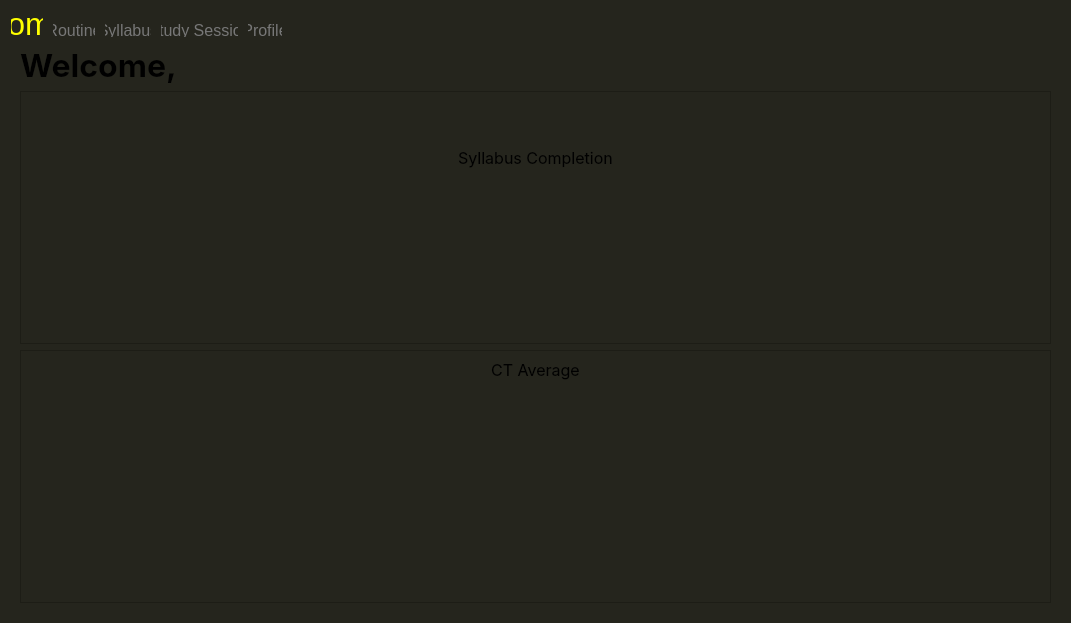
First picture: the form in frontend_folder/uipy/homepageWidget.ui, repository Saadman-Saif/Smart_Academic_Progress_Syllabus_Tracker, before the edit.
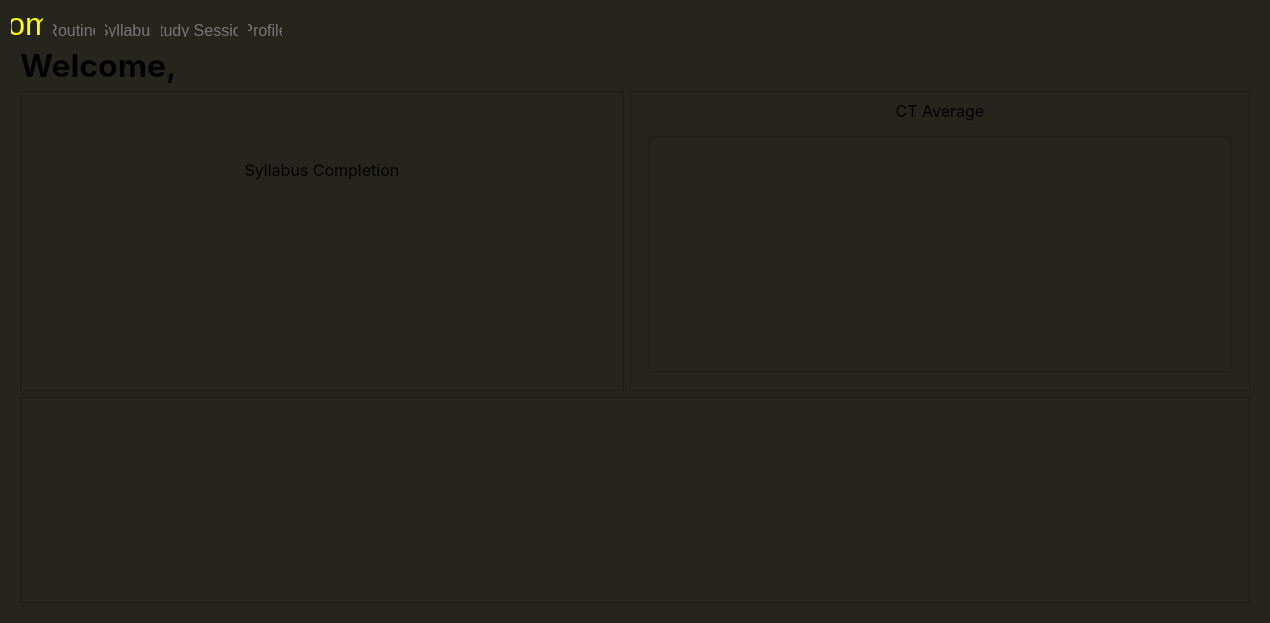
Second picture: the form after the edit. Icons and pictures are not drawn.

Diff of the .ui file:
```diff
--- a/frontend_folder/uipy/homepageWidget.ui
+++ b/frontend_folder/uipy/homepageWidget.ui
@@ -6,7 +6,7 @@
    <rect>
     <x>0</x>
     <y>0</y>
-    <width>1071</width>
+    <width>1270</width>
     <height>623</height>
    </rect>
   </property>
@@ -86,11 +86,11 @@
       <attribute name="title">
        <string>Home</string>
       </attribute>
-      <layout class="QVBoxLayout" name="verticalLayout_8">
-       <item>
+      <layout class="QGridLayout" name="gridLayout">
+       <item row="0" column="0">
         <widget class="QLabel" name="welcomeUserLabel">
          <property name="sizePolicy">
-          <sizepolicy hsizetype="Preferred" vsizetype="Preferred">
+          <sizepolicy hsizetype="Preferred" vsizetype="Minimum">
            <horstretch>0</horstretch>
            <verstretch>0</verstretch>
           </sizepolicy>
@@ -107,18 +107,24 @@
          </property>
         </widget>
        </item>
-       <item>
+       <item row="1" column="0">
         <widget class="QFrame" name="syllabusCompletionFrame">
          <property name="sizePolicy">
-          <sizepolicy hsizetype="Preferred" vsizetype="Preferred">
+          <sizepolicy hsizetype="Minimum" vsizetype="Preferred">
            <horstretch>1</horstretch>
-           <verstretch>1</verstretch>
+           <verstretch>2</verstretch>
           </sizepolicy>
          </property>
+         <property name="minimumSize">
+          <size>
+           <width>600</width>
+           <height>300</height>
+          </size>
+         </property>
          <property name="maximumSize">
           <size>
            <width>16777215</width>
-           <height>271</height>
+           <height>300</height>
           </size>
          </property>
          <property name="frameShape">
@@ -161,18 +167,24 @@
          </layout>
         </widget>
        </item>
-       <item>
+       <item row="1" column="1">
         <widget class="QFrame" name="ctAvgFrame">
          <property name="sizePolicy">
-          <sizepolicy hsizetype="Preferred" vsizetype="Preferred">
+          <sizepolicy hsizetype="Minimum" vsizetype="Preferred">
            <horstretch>1</horstretch>
-           <verstretch>1</verstretch>
+           <verstretch>2</verstretch>
           </sizepolicy>
          </property>
          <property name="minimumSize">
           <size>
            <width>0</width>
-           <height>0</height>
+           <height>300</height>
+          </size>
+         </property>
+         <property name="maximumSize">
+          <size>
+           <width>16777215</width>
+           <height>300</height>
           </size>
          </property>
          <property name="frameShape">
@@ -205,35 +217,68 @@
            </widget>
           </item>
           <item>
-           <widget class="QFrame" name="cardsFrame">
+           <widget class="QScrollArea" name="scrollArea">
+            <property name="sizePolicy">
+             <sizepolicy hsizetype="Minimum" vsizetype="Minimum">
+              <horstretch>0</horstretch>
+              <verstretch>0</verstretch>
+             </sizepolicy>
+            </property>
+            <property name="minimumSize">
+             <size>
+              <width>600</width>
+              <height>0</height>
+             </size>
+            </property>
             <property name="styleSheet">
-             <string notr="true">QFrame#cardsFrame{border:none;}</string>
+             <string notr="true">QScrollArea { border: none; }</string>
             </property>
-            <property name="frameShape">
-             <enum>QFrame::Shape::StyledPanel</enum>
+            <property name="widgetResizable">
+             <bool>true</bool>
             </property>
-            <property name="frameShadow">
-             <enum>QFrame::Shadow::Raised</enum>
-            </property>
-            <layout class="QHBoxLayout" name="horizontalLayout_4">
-             <property name="leftMargin">
-              <number>0</number>
+            <widget class="QWidget" name="scrollAreaWidgetContents">
+             <property name="geometry">
+              <rect>
+               <x>0</x>
+               <y>0</y>
+               <width>600</width>
+               <height>252</height>
+              </rect>
              </property>
-             <property name="topMargin">
-              <number>0</number>
-             </property>
-             <property name="rightMargin">
-              <number>0</number>
-             </property>
-             <property name="bottomMargin">
-              <number>0</number>
-             </property>
-            </layout>
+             <layout class="QHBoxLayout" name="horizontalLayout_4">
+              <item>
+               <widget class="QFrame" name="frame_3">
+                <property name="frameShape">
+                 <enum>QFrame::Shape::StyledPanel</enum>
+                </property>
+                <property name="frameShadow">
+                 <enum>QFrame::Shadow::Raised</enum>
+                </property>
+               </widget>
+              </item>
+             </layout>
+            </widget>
            </widget>
           </item>
          </layout>
         </widget>
        </item>
+       <item row="2" column="0" colspan="2">
+        <widget class="QFrame" name="frame_2">
+         <property name="sizePolicy">
+          <sizepolicy hsizetype="Preferred" vsizetype="Preferred">
+           <horstretch>0</horstretch>
+           <verstretch>1</verstretch>
+          </sizepolicy>
+         </property>
+         <property name="frameShape">
+          <enum>QFrame::Shape::StyledPanel</enum>
+         </property>
+         <property name="frameShadow">
+          <enum>QFrame::Shadow::Raised</enum>
+         </property>
+        </widget>
+       </item>
       </layout>
      </widget>
      <widget class="QWidget" name="tab">
```
